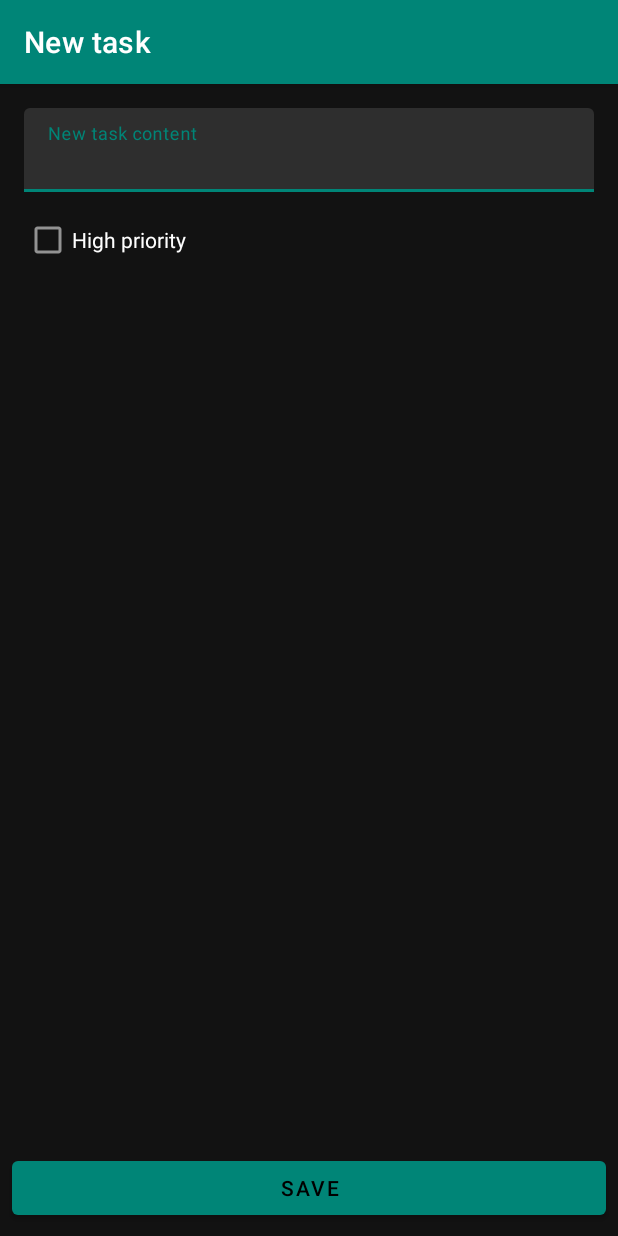
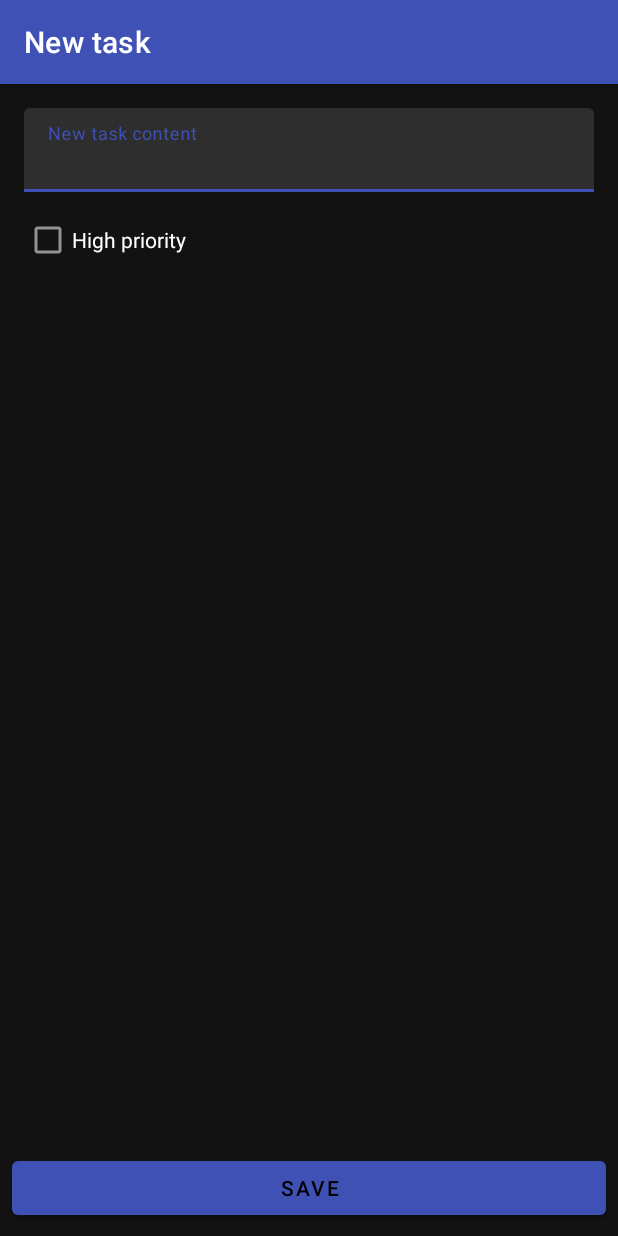
Before and after one commit to cristianespes/ToDo, an Android app: the NewTaskActivity screen opened directly, with no data from a screen before it, on a phone screen of 412 x 824 dp. Run offline under Robolectric (Android 15) with nearby library versions, the phone set to English and light mode, and no system bars; 2 statements that could not run were skipped.

Commit message:
Actualizados colores y mayor margen en parte inferior del listado.

```diff
--- a/app/src/main/res/layout/fragment_tasks.xml
+++ b/app/src/main/res/layout/fragment_tasks.xml
@@ -10,7 +10,7 @@
         android:layout_height="match_parent"
         android:clipToPadding="false"
         android:paddingTop="8dp"
-        android:paddingBottom="8dp"
+        android:paddingBottom="64dp"
         android:paddingStart="16dp"
         android:paddingLeft="16dp"
         android:paddingEnd="16dp"
--- a/app/src/main/res/values/colors.xml
+++ b/app/src/main/res/values/colors.xml
@@ -1,8 +1,10 @@
 <?xml version="1.0" encoding="utf-8"?>
 <resources>
-    <color name="colorPrimary">#008577</color>
-    <color name="colorPrimaryDark">#00574B</color>
-    <color name="colorAccent">#D81B60</color>
+    <color name="colorPrimary">#3f51b5</color>
+    <color name="colorPrimaryDark">#2c387e</color>
+    <color name="colorPrimaryLight">#6573c3</color>
+    <color name="colorAccent">#2196f3</color>
+    <!--#6aa84f #2196f3 #ff9100 #ff3d00-->
 
     <color name="colorPrimaryText">#FFFFFF</color>
     <color name="colorSecondaryText">#BFFFFFFF</color>
```
